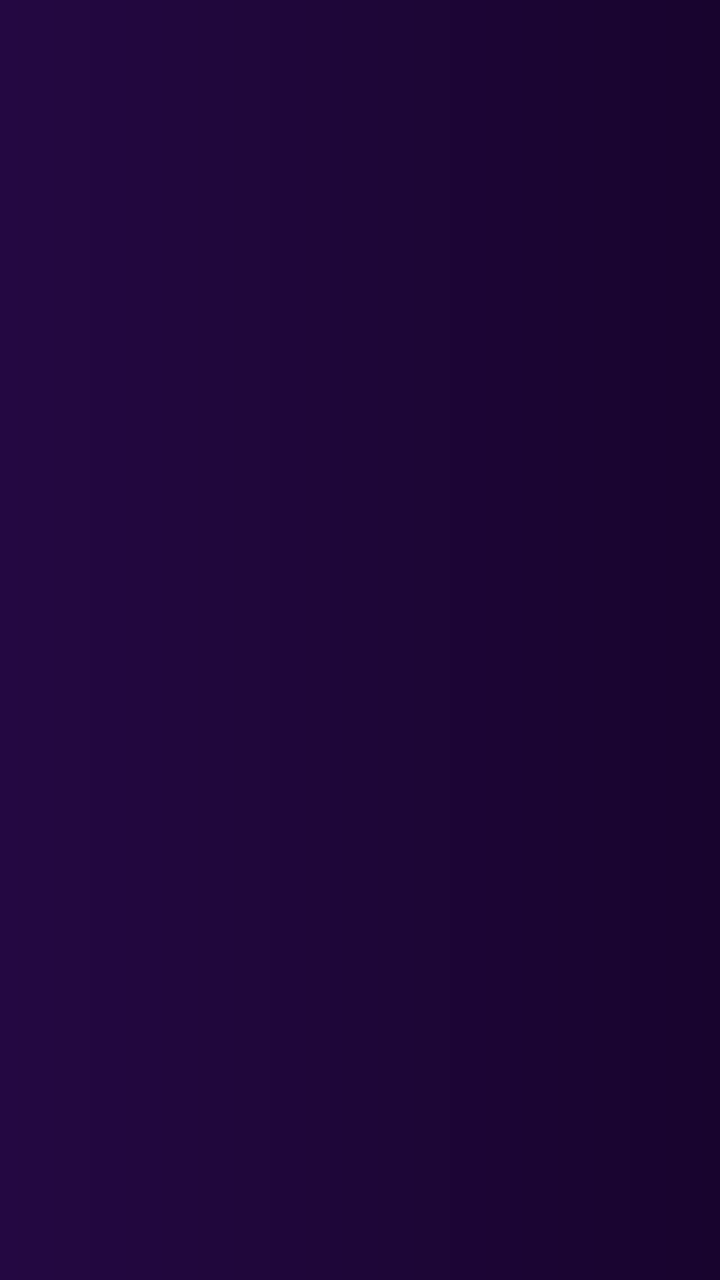
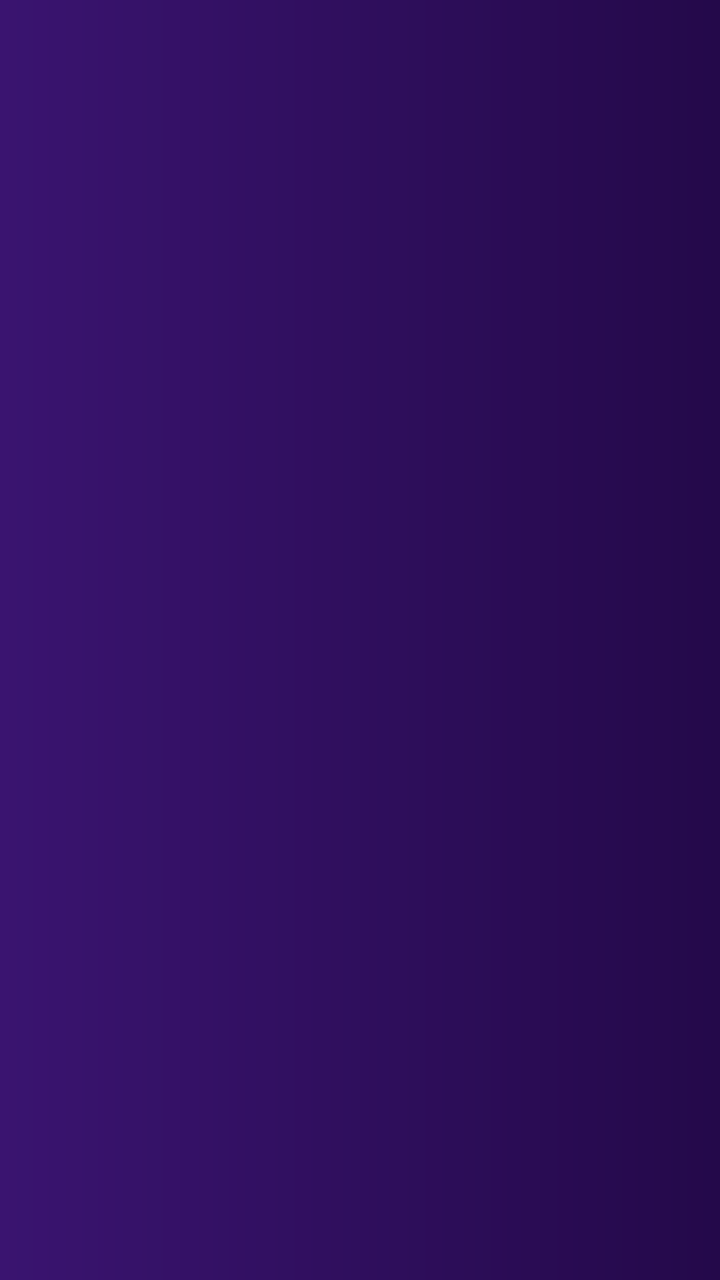

Compare the two renders of this Android layout. The source of the first and the diff that turns it into the second are given below.
<!-- AndroidManifest.xml: activity theme AppThemeLogin -->
<!-- res/layout/activity_splash.xml -->
<?xml version="1.0" encoding="utf-8"?>
<RelativeLayout xmlns:android="http://schemas.android.com/apk/res/android"
    xmlns:app="http://schemas.android.com/apk/res-auto"
    xmlns:tools="http://schemas.android.com/tools"
    android:layout_width="match_parent"
    android:layout_height="match_parent"
    android:background="@drawable/backgroundsplash"
    tools:context=".SplashActivity">

    <ImageView
        android:id="@+id/logoSplash"
        android:layout_centerVertical="true"
        android:layout_centerHorizontal="true"
        android:layout_width="300dp"
        android:layout_height="250dp"
        android:scaleType="fitXY"
        />

</RelativeLayout>
<!-- resources referenced by this layout -->
<resources>
  <!-- drawable backgroundsplash (drawable) -->
  <?xml version="1.0" encoding="utf-8"?>
  <shape xmlns:android="http://schemas.android.com/apk/res/android" android:shape="rectangle">
  
      <gradient android:startColor="@color/primary" android:endColor="@color/primary_dark" android:type="linear"/>
  
  
  
  </shape>
  <style name="AppThemeLogin" parent="Theme.MaterialComponents.Light.DarkActionBar">
          
          <item name="colorPrimary">@color/primary</item>
          <item name="colorPrimaryDark">@color/primary_dark</item>
          <item name="colorAccent">@color/accent</item>
          <item name="android:textColorPrimary">@color/primary_text</item>
          <item name="android:textColorSecondary">@color/secondary_text</item>
          <item name="android:colorControlNormal">@color/secondary_text</item>
          <item name="android:colorControlActivated">@color/primary</item>
          <item name="android:windowOptOutEdgeToEdgeEnforcement" tools:targetApi="35">true</item>
          <item name="android:statusBarColor">@color/primary_dark</item>
          <item name="android:windowLightStatusBar" tools:targetApi="23">false</item>
          <item name="android:icon">@color/icons</item>
          <item name="windowActionBar">false</item>
          <item name="windowNoTitle">true</item>
          <item name="android:colorButtonNormal" tools:targetApi="lollipop">@color/primary_dark</item>
          <item name="android:divider">@color/divider</item>
  
  
      </style>
  <color name="primary">#240842</color>
  <color name="primary_dark">#18042E</color>
  <color name="accent">#8A18D1</color>
  <color name="primary_text">#212121</color>
  <color name="secondary_text">#757575</color>
  <color name="icons">#FFFFFF</color>
  <color name="divider">#E0E0E0</color>
</resources>

<!-- the commit's change to res/layout/activity_splash.xml (unified diff, before → after) -->
@@ -11,9 +11,10 @@
         android:id="@+id/logoSplash"
         android:layout_centerVertical="true"
         android:layout_centerHorizontal="true"
-        android:layout_width="300dp"
-        android:layout_height="250dp"
-        android:scaleType="fitXY"
+        android:layout_width="260dp"
+        android:layout_height="74dp"
+        android:contentDescription="Fikon"
+        android:scaleType="fitCenter"
         />
 
 </RelativeLayout>
<!-- resource entries referenced after the edit -->
@@ -10,6 +10,15 @@
   
   </shape>
   <style name="AppThemeLogin" parent="Theme.MaterialComponents.Light.DarkActionBar">
+          
+          <item name="colorSecondary">@color/accent</item>
+          <item name="colorOnSecondary">@color/icons</item>
+          <item name="shapeAppearanceSmallComponent">@style/ShapeAppearance.Fikon.Small</item>
+          <item name="shapeAppearanceMediumComponent">@style/ShapeAppearance.Fikon.Medium</item>
+          <item name="materialButtonStyle">@style/Widget.Fikon.Button</item>
+          <item name="cardViewStyle">@style/Widget.Fikon.CardView</item>
+          <item name="android:textColorHint">@color/secondary_text</item>
+  
           
           <item name="colorPrimary">@color/primary</item>
           <item name="colorPrimaryDark">@color/primary_dark</item>
@@ -29,12 +38,31 @@
   
   
       </style>
-  <color name="primary">#240842</color>
-  <color name="primary_dark">#18042E</color>
+  <color name="primary">#3A1470</color>
+  <color name="primary_dark">#24094A</color>
   <color name="accent">#8A18D1</color>
-  <color name="primary_text">#212121</color>
-  <color name="secondary_text">#757575</color>
+  <color name="primary_text">#1E1A2B</color>
+  <color name="secondary_text">#6B6680</color>
   <color name="icons">#FFFFFF</color>
-  <color name="divider">#E0E0E0</color>
+  <style name="ShapeAppearance.Fikon.Small" parent="ShapeAppearance.MaterialComponents.SmallComponent">
+          <item name="cornerFamily">rounded</item>
+          <item name="cornerSize">12dp</item>
+      </style>
+  <style name="ShapeAppearance.Fikon.Medium" parent="ShapeAppearance.MaterialComponents.MediumComponent">
+          <item name="cornerFamily">rounded</item>
+          <item name="cornerSize">16dp</item>
+      </style>
+  <style name="Widget.Fikon.Button" parent="Widget.MaterialComponents.Button">
+          <item name="cornerRadius">12dp</item>
+          <item name="android:letterSpacing">0.04</item>
+          <item name="android:fontFamily">sans-serif-medium</item>
+      </style>
+  <style name="Widget.Fikon.CardView" parent="CardView">
+          <item name="cardCornerRadius">12dp</item>
+          <item name="cardElevation">2dp</item>
+          <item name="cardBackgroundColor">@color/surface</item>
+      </style>
+  <color name="divider">#E6E3EE</color>
+  <color name="surface">#FFFFFF</color>
 </resources>
 
